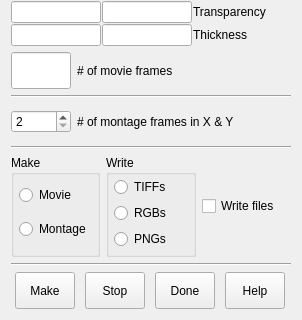
Qt form imod/formv_movie.ui (LabShare-Archive/IMOD) before a commit; both pictures show x 0 to 302 and y 296 to 616 of the 302 by 616 pixel window.
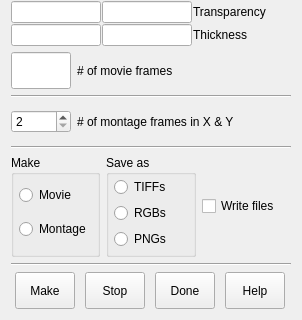
The same form after that commit.

The edit to the form file:
```diff
--- a/imod/formv_movie.ui
+++ b/imod/formv_movie.ui
@@ -889,7 +889,7 @@
      <item>
       <widget class="QGroupBox" name="groupBox_2" >
        <property name="title" >
-        <string>Write</string>
+        <string>Save as</string>
        </property>
        <layout class="QVBoxLayout" name="verticalLayout_2" >
         <property name="leftMargin" >
```
